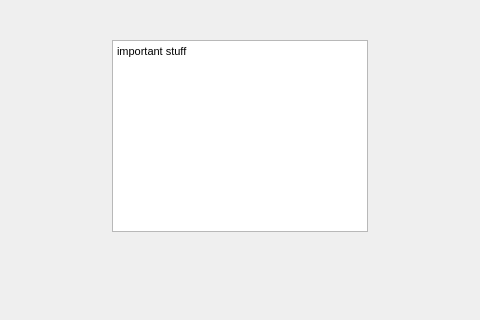
Before: the Qt Designer form sales_report/sales_report.ui in WinterCS003/CS008_Project1, drawn with Qt 5; both pictures show x 88 to 568 and y 0 to 320 of the 800 by 600 pixel window.
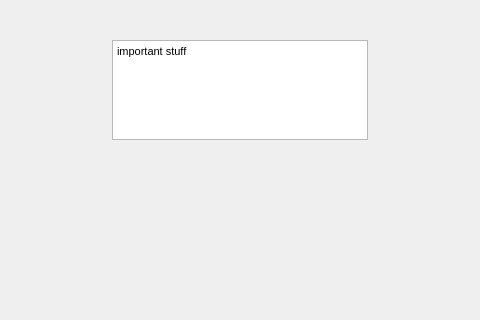
After: the same form once the commit is applied.

What changed in the file:
```diff
--- a/sales_report/sales_report.ui
+++ b/sales_report/sales_report.ui
@@ -20,7 +20,7 @@
       <x>200</x>
       <y>40</y>
       <width>256</width>
-      <height>192</height>
+      <height>100</height>
      </rect>
     </property>
     <property name="html">
```
